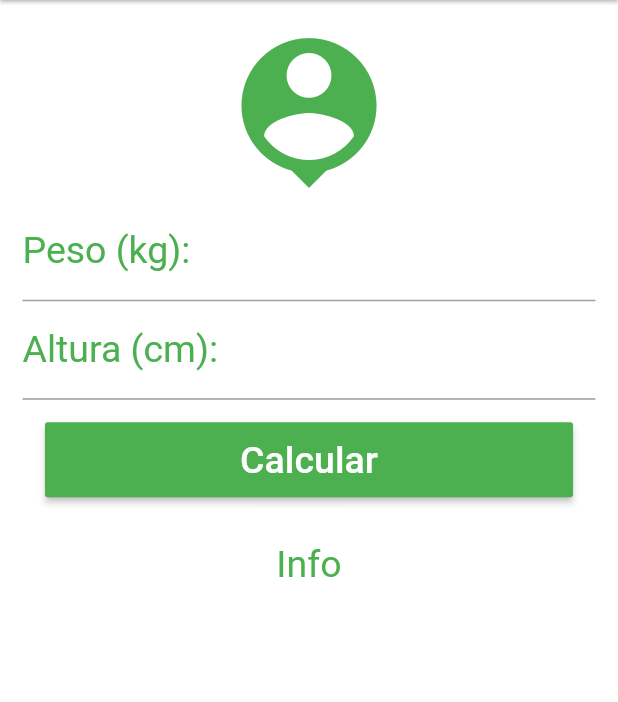
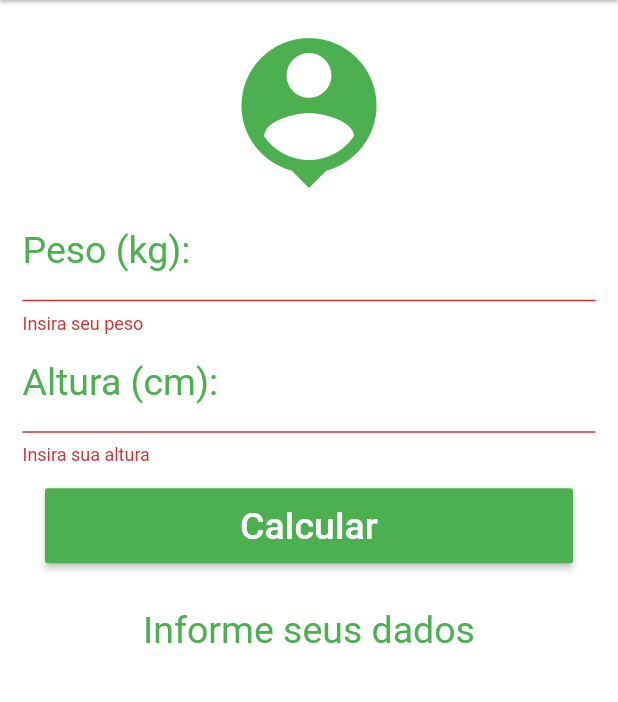
Before and after one commit to rafaelklock/Flutter_app_calculadora_IMC, a Flutter app: the screen it shows after launch, after a tap on "Calcular", on a phone screen of 412 x 824 dp, the part 84-786 px from its top. Run offline on Flutter 3.47's test engine with Material 2 defaults, Android fonts, the phone set to English and light mode, and no system bars.

Commit message:
first commit

```diff
--- a/lib/main.dart
+++ b/lib/main.dart
@@ -13,6 +13,48 @@ class Home extends StatefulWidget {
 }
 
 class _HomeState extends State<Home> {
+  GlobalKey<FormState> _formKey = GlobalKey<FormState>();
+
+  TextEditingController weightController = TextEditingController();
+  TextEditingController heightController = TextEditingController();
+
+  String _infoText = "Informe seus dados";
+
+  void _resetField() {
+    weightController.text = "";
+    heightController.text = "";
+    setState(() {
+      _infoText = 'Informe seus dados!!';
+      _formKey = GlobalKey<FormState>();
+    });
+  }
+
+  void _caluloIMC() {
+    setState(() {
+      double weigth = double.parse(weightController.text);
+      double heigth = double.parse(heightController.text) / 100;
+      double imc = weigth / (heigth * heigth);
+
+      if (imc >= 5 && imc < 17) {
+        _infoText = 'Muito abaixo do peso (IMC: ${imc.toStringAsPrecision(4)})';
+      } else if (imc >= 17 && imc <= 18.49) {
+        _infoText = 'abaixo do peso (IMC: ${imc.toStringAsPrecision(4)})';
+      } else if (imc > 18.49 && imc <= 25) {
+        _infoText = 'peso ideal (IMC: ${imc.toStringAsPrecision(4)})';
+      } else if (imc > 25 && imc <= 30) {
+        _infoText = 'acima do peso (IMC: ${imc.toStringAsPrecision(4)})';
+      } else if (imc > 30 && imc <= 35) {
+        _infoText = 'obesidade I (IMC: ${imc.toStringAsPrecision(4)})';
+      } else if (imc > 35 && imc <= 40) {
+        _infoText = 'obesidade II (severa) (IMC: ${imc.toStringAsPrecision(4)})';
+      } else if (imc > 40 && imc <= 70) {
+        _infoText = 'obesidade III (mórbida) (IMC: ${imc.toStringAsPrecision(4)})';
+      } else {
+        _infoText = 'Valores inválidos (IMC: ${imc.toStringAsPrecision(4)})';
+      }
+    });
+  }
+
   @override
   Widget build(BuildContext context) {
     return Scaffold(
@@ -23,7 +65,7 @@ class _HomeState extends State<Home> {
         actions: <Widget>[
           IconButton(
             icon: Icon(Icons.refresh),
-            onPressed: () {},
+            onPressed: _resetField,
             iconSize: 30,
           )
         ],
@@ -31,54 +73,71 @@ class _HomeState extends State<Home> {
       backgroundColor: Colors.white,
       body: SingleChildScrollView(
           padding: EdgeInsets.fromLTRB(15, 15, 15, 5),
+          child: Form(
+            key: _formKey,
             child: Column(
               crossAxisAlignment: CrossAxisAlignment.stretch,
               children: <Widget>[
                 Icon(Icons.person_pin, size: 120, color: Colors.green),
-            TextField(
+                TextFormField(
                   keyboardType: TextInputType.number,
                   textAlign: TextAlign.center,
                   style: TextStyle(color: Colors.green),
                   decoration: InputDecoration(
                       labelText: "Peso (kg):",
                       labelStyle: TextStyle(color: Colors.green, fontSize: 25)),
+                  controller: weightController,
+                  validator: (value) {
+                    if (value.isEmpty) {
+                      return "Insira seu peso";
+                    } else {
+                      return null;
+                    }
+                  },
                 ),
-            TextField(
+                TextFormField(
                   keyboardType: TextInputType.number,
                   textAlign: TextAlign.center,
                   style: TextStyle(color: Colors.green),
                   decoration: InputDecoration(
                       labelText: "Altura (cm):",
                       labelStyle: TextStyle(color: Colors.green, fontSize: 25)),
+                  controller: heightController,
+                  validator: (value) {
+                    if (value.isEmpty) {
+                      return "Insira sua altura";
+                    } else {
+                      return null;
+                    }
+                  },
                 ),
-
                 Padding(
                   padding: EdgeInsets.all(15),
-              child:
-              Container(
+                  child: Container(
                       height: 50.0,
                       child: RaisedButton(
-                    onPressed: () {},
+                        onPressed: () {
+                          if (_formKey.currentState.validate()) {
+                            _caluloIMC();
+                          }
+                        },
                         child: Text("Calcular",
-                        style: TextStyle(color: Colors.white, fontSize: 25)),
+                            style:
+                                TextStyle(color: Colors.white, fontSize: 25)),
                         color: Colors.green,
                       )),
-
                 ),
-
-
                 Padding(
                   padding: EdgeInsets.fromLTRB(15, 15, 15, 15),
                   child: Text(
-                "Info",
+                    "$_infoText",
                     textAlign: TextAlign.center,
                     style: TextStyle(color: Colors.green, fontSize: 25),
                   ),
                 )
-
               ],
             ),
-      ),
+          )),
     );
   }
 }
```
Lines whose indentation alone changed are shown as unchanged.
